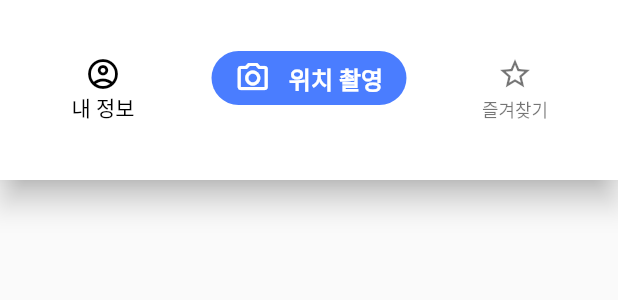
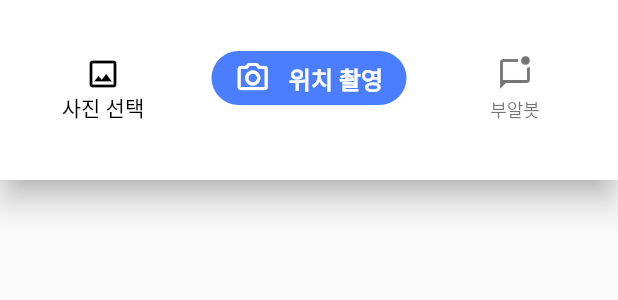
Before and after one commit to Plassebo/Plassebo-FE, a Flutter app: the Footer widget shown alone on an empty page, opened directly with empty values, on a phone screen of 412 x 824 dp. Shown: the top 300 px of the screen. Run offline on Flutter 3.47's test engine with Material 2 defaults, Android fonts, the light colour scheme and no system bars; our stand-ins replace cloud_firestore, extended_image, firebase_core, geocoding, geolocator, image_picker; missing offline and left inert: naver_map_plugin; accounts and stored records are empty.

Commit message:
feat: 푸터 수정

```diff
--- a/lib/widgets/footer.dart
+++ b/lib/widgets/footer.dart
@@ -19,8 +19,10 @@ class Footer extends StatelessWidget {
           onTap: onItemTapped,
           items: <BottomNavigationBarItem>[
             BottomNavigationBarItem(
-              icon: Icon(Icons.account_circle_outlined),
-              label: '내 정보',
+              icon: Icon(
+                Icons.photo_outlined,
+              ),
+              label: '사진 선택',
             ),
             BottomNavigationBarItem(
                 backgroundColor: Color(0xFF4A7DFF),
@@ -33,8 +35,8 @@ class Footer extends StatelessWidget {
                 ),
                 label: ''),
             BottomNavigationBarItem(
-              icon: Icon(Icons.star_border_outlined),
-              label: '즐겨찾기',
+              icon: Icon(Icons.mark_chat_unread_outlined),
+              label: '부알봇',
             ),
           ],
           backgroundColor: Color(0xFFFFFFFF),
```
